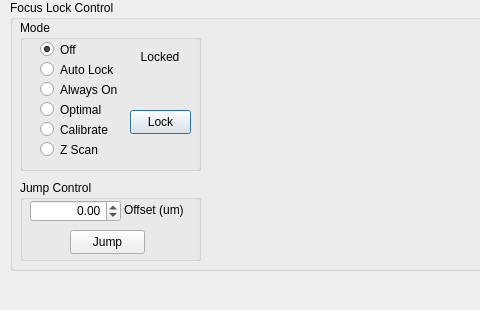
The window that hal4000/qtdesigner/dualfocuslock.ui (ZhuangLab/storm-control) describes before a commit, drawn with Qt 5; both pictures show x 0 to 480 and y 0 to 310 of the 811 by 310 pixel window.
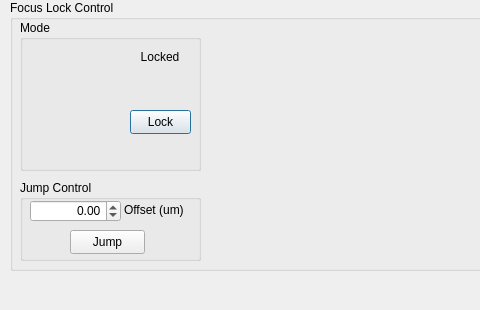
The same window after the commit.

Commit message: Update HAL to return the sum signal when find sum signal is requested by TCP. Update HAL to return the number of spots found in the movie when the movie is requested by TCP. Save a picture from the focus lock camera at the start of every movie (for debugging, I'll probably take this out later..). Remove commented out code from tcpControl.py. Update dualfocuslock.ui. Update STORM4 settings for the reconfigured focus lock.

```diff
--- a/hal4000/qtdesigner/dualfocuslock.ui
+++ b/hal4000/qtdesigner/dualfocuslock.ui
@@ -55,48 +55,6 @@
     <property name="title">
      <string>Mode</string>
     </property>
-    <widget class="QRadioButton" name="offRadioButton">
-     <property name="geometry">
-      <rect>
-       <x>20</x>
-       <y>20</y>
-       <width>82</width>
-       <height>19</height>
-      </rect>
-     </property>
-     <property name="text">
-      <string>Off</string>
-     </property>
-     <property name="checked">
-      <bool>true</bool>
-     </property>
-    </widget>
-    <widget class="QRadioButton" name="autoRadioButton">
-     <property name="geometry">
-      <rect>
-       <x>20</x>
-       <y>40</y>
-       <width>82</width>
-       <height>19</height>
-      </rect>
-     </property>
-     <property name="text">
-      <string>Auto Lock</string>
-     </property>
-    </widget>
-    <widget class="QRadioButton" name="onRadioButton">
-     <property name="geometry">
-      <rect>
-       <x>20</x>
-       <y>60</y>
-       <width>82</width>
-       <height>19</height>
-      </rect>
-     </property>
-     <property name="text">
-      <string>Always On</string>
-     </property>
-    </widget>
     <widget class="QPushButton" name="lockButton">
      <property name="geometry">
       <rect>
@@ -110,25 +68,6 @@
       <string>Lock</string>
      </property>
     </widget>
-    <widget class="QRadioButton" name="calRadioButton">
-     <property name="geometry">
-      <rect>
-       <x>20</x>
-       <y>100</y>
-       <width>82</width>
-       <height>19</height>
-      </rect>
-     </property>
-     <property name="sizePolicy">
-      <sizepolicy hsizetype="Fixed" vsizetype="Fixed">
-       <horstretch>0</horstretch>
-       <verstretch>0</verstretch>
-      </sizepolicy>
-     </property>
-     <property name="text">
-      <string>Calibrate</string>
-     </property>
-    </widget>
     <widget class="QLabel" name="lockLabel">
      <property name="geometry">
       <rect>
@@ -145,36 +84,14 @@
       <set>Qt::AlignCenter</set>
      </property>
     </widget>
-    <widget class="QRadioButton" name="zScanRadioButton">
+    <widget class="QWidget" name="modeWidget" native="true">
      <property name="geometry">
       <rect>
-       <x>20</x>
-       <y>120</y>
-       <width>82</width>
-       <height>19</height>
+       <x>7</x>
+       <y>12</y>
+       <width>101</width>
+       <height>131</height>
       </rect>
-     </property>
-     <property name="sizePolicy">
-      <sizepolicy hsizetype="Fixed" vsizetype="Fixed">
-       <horstretch>0</horstretch>
-       <verstretch>0</verstretch>
-      </sizepolicy>
-     </property>
-     <property name="text">
-      <string>Z Scan</string>
-     </property>
-    </widget>
-    <widget class="QRadioButton" name="optimalRadioButton">
-     <property name="geometry">
-      <rect>
-       <x>20</x>
-       <y>80</y>
-       <width>82</width>
-       <height>19</height>
-      </rect>
-     </property>
-     <property name="text">
-      <string>Optimal</string>
      </property>
     </widget>
    </widget>
```
The commit also changes 9 other files.
